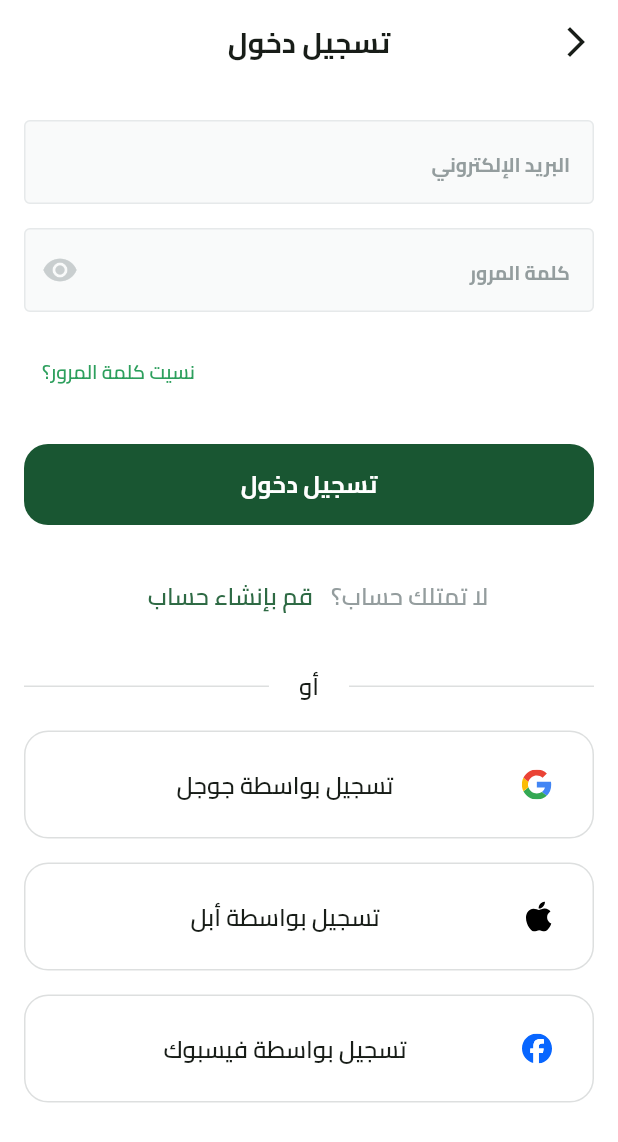
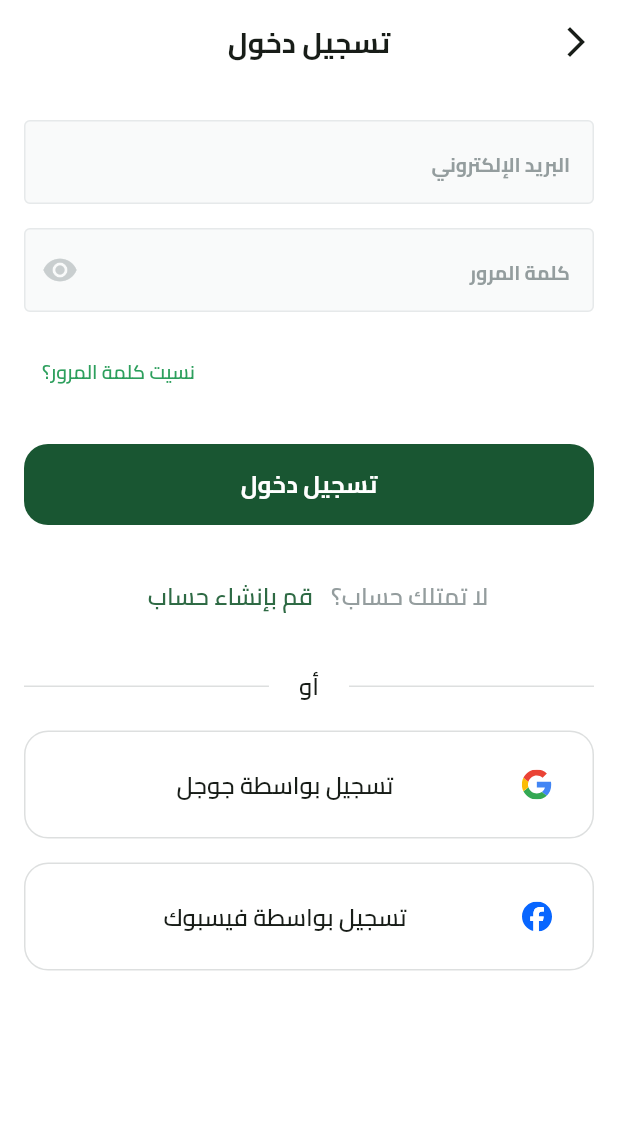
Before and after one commit to walidhussein20/FruitHub, a Flutter app: the LoginView screen opened by its route, on a phone screen of 412 x 824 dp. Shown: the top 1142 px of the screen. Run offline on Flutter 3.47's test engine with Material 3 defaults, Android fonts, the phone set to English and light mode, and no system bars; drawn by our look-alikes of modal_progress_hud_nsn; our stand-ins replace bloc, dartz, dots_indicator, firebase_auth, firebase_core, flutter_bloc and 4 more; missing offline and left inert: flutter_facebook_auth; accounts and stored records are empty.

Commit message:
finish Auth feature

```diff
--- a/lib/features/auth/presentation/views/widgets/signin_view_body.dart
+++ b/lib/features/auth/presentation/views/widgets/signin_view_body.dart
@@ -89,12 +89,6 @@ class _SignInViewBodyState extends State<SignInViewBody> {
               ),
               SizedBox(height: 16),
               SocialLoginButton(
-                socialName: 'تسجيل بواسطة أبل',
-                socialImage: Assets.imagesAppleImage,
-                onTap: () {},
-              ),
-              SizedBox(height: 16),
-              SocialLoginButton(
                 socialName: 'تسجيل بواسطة فيسبوك',
                 socialImage: Assets.imagesFacebookImage,
                 onTap: () {
```
